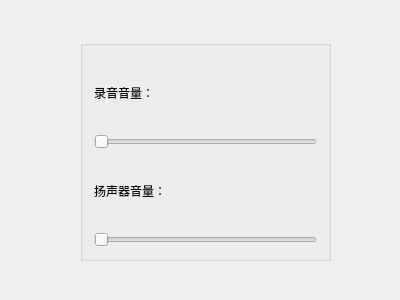
Above: MainWindow.ui from aeagean/VolumeController before the change. Below: the same form after it.
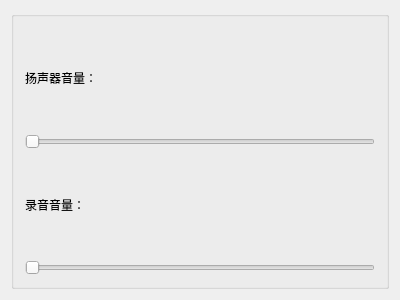
That is the form after the change.

Commit message: 完善代码

Diff of the .ui file:
```diff
--- a/MainWindow.ui
+++ b/MainWindow.ui
@@ -14,33 +14,13 @@
    <string>MainWindow</string>
   </property>
   <widget class="QWidget" name="centralWidget">
+   <layout class="QGridLayout" name="gridLayout">
+    <item row="0" column="0">
    <widget class="QGroupBox" name="groupBox">
-    <property name="geometry">
-     <rect>
-      <x>80</x>
-      <y>40</y>
-      <width>251</width>
-      <height>221</height>
-     </rect>
-    </property>
     <property name="title">
      <string/>
     </property>
     <layout class="QVBoxLayout" name="verticalLayout">
-     <item>
-      <widget class="QLabel" name="label_2">
-       <property name="text">
-        <string>录音音量：</string>
-       </property>
-      </widget>
-     </item>
-     <item>
-      <widget class="QSlider" name="horizontalSlider">
-       <property name="orientation">
-        <enum>Qt::Horizontal</enum>
-       </property>
-      </widget>
-     </item>
      <item>
       <widget class="QLabel" name="label_3">
        <property name="text">
@@ -55,8 +35,24 @@
        </property>
       </widget>
      </item>
-    </layout>
-   </widget>
+       <item>
+        <widget class="QLabel" name="label_2">
+         <property name="text">
+          <string>录音音量：</string>
+         </property>
+        </widget>
+       </item>
+       <item>
+        <widget class="QSlider" name="horizontalSlider">
+         <property name="orientation">
+          <enum>Qt::Horizontal</enum>
+         </property>
+        </widget>
+       </item>
+      </layout>
+     </widget>
+    </item>
+   </layout>
   </widget>
  </widget>
  <layoutdefault spacing="6" margin="11"/>
```
Lines whose indentation alone changed are shown as unchanged. The commit also changes 1 other file.
